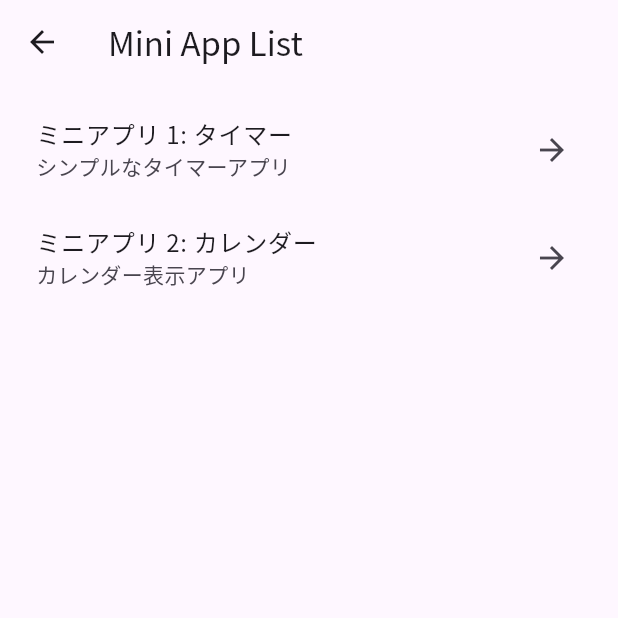
After one commit to ishii-kanade/ishii-kanade.github.io, a Flutter app: the screen it shows after launch, after a tap on "Mini App List", on a phone screen of 412 x 824 dp, the top half of it. The commit adds this screen. Run offline on Flutter 3.47's test engine with Material 3 defaults, Android fonts, the phone set to English and light mode, and no system bars; our stand-ins replace chewie, google_fonts, video_player; network calls fail.

Commit message:
ミニアプリ表示機能を実装

```diff
--- a/flutter_app/lib/main.dart
+++ b/flutter_app/lib/main.dart
@@ -1,10 +1,11 @@
 import 'package:flutter/material.dart';
+import 'package:flutter_app/pages/mini_app_list_page.dart';
 import 'pages/overview_page.dart';
 import 'package:google_fonts/google_fonts.dart';
 import 'pages/video_list_page.dart';
 
 void main() {
-  runApp(MyApp());
+  runApp(const MyApp());
 }
 
 class MyApp extends StatelessWidget {
@@ -18,7 +19,7 @@ class MyApp extends StatelessWidget {
         textTheme: GoogleFonts.notoSansJpTextTheme(),
         primarySwatch: Colors.blue,
       ),
-      home: MyHomePage(),
+      home: const MyHomePage(),
     );
   }
 }
@@ -69,29 +70,26 @@ class MyHomePage extends StatelessWidget {
                 const SizedBox(height: 16),
                 ElevatedButton(
                   onPressed: () {
-                    // PortfolioPage へのリンクを設定
                     Navigator.push(
                       context,
-                      MaterialPageRoute(builder: (context) => OverviewPage()),
+                      MaterialPageRoute(
+                          builder: (context) => const OverviewPage()),
                     );
                   },
                   child: const Text('RESUME'),
                 ),
 
                 const SizedBox(height: 8),
-
-                // 動画サンプルページへのリンクボタン
+                // ミニアプリ一覧ページへのリンク
                 ElevatedButton(
                   onPressed: () {
                     Navigator.push(
                       context,
-                      MaterialPageRoute(builder: (context) => VideoListPage()),
+                      MaterialPageRoute(
+                          builder: (context) => const MiniAppListPage()),
                     );
                   },
-                  style: ElevatedButton.styleFrom(
-                    backgroundColor: Colors.blue, // ボタンの背景色を指定
-                  ),
-                  child: const Text('Video Subscription Sample'),
+                  child: const Text('Mini App List'),
                 ),
               ],
             ),
--- /dev/null
+++ b/flutter_app/lib/pages/mini_app_list_page.dart
@@ -0,0 +1,44 @@
+import 'package:flutter/material.dart';
+import 'package:flutter_app/pages/calendar_app.dart';
+import 'package:flutter_app/pages/timer_app.dart';
+
+class MiniAppListPage extends StatelessWidget {
+  const MiniAppListPage({super.key});
+
+  @override
+  Widget build(BuildContext context) {
+    return Scaffold(
+      appBar: AppBar(
+        title: const Text('Mini App List'),
+      ),
+      body: ListView(
+        padding: const EdgeInsets.all(8.0),
+        children: <Widget>[
+          ListTile(
+            title: const Text('ミニアプリ 1: タイマー'),
+            subtitle: const Text('シンプルなタイマーアプリ'),
+            trailing: const Icon(Icons.arrow_forward),
+            onTap: () {
+              Navigator.push(
+                context,
+                MaterialPageRoute(builder: (context) => const TimerApp()),
+              );
+            },
+          ),
+          ListTile(
+            title: const Text('ミニアプリ 2: カレンダー'),
+            subtitle: const Text('カレンダー表示アプリ'),
+            trailing: const Icon(Icons.arrow_forward),
+            onTap: () {
+              Navigator.push(
+                context,
+                MaterialPageRoute(builder: (context) => const CalendarApp()),
+              );
+            },
+          ),
+          // 他のミニアプリも同様に追加できます
+        ],
+      ),
+    );
+  }
+}
```
Also changed, not shown: flutter_app/lib/pages/calendar_app.dart (added, +17 -0 lines), flutter_app/lib/pages/timer_app.dart (added, +17 -0 lines).
